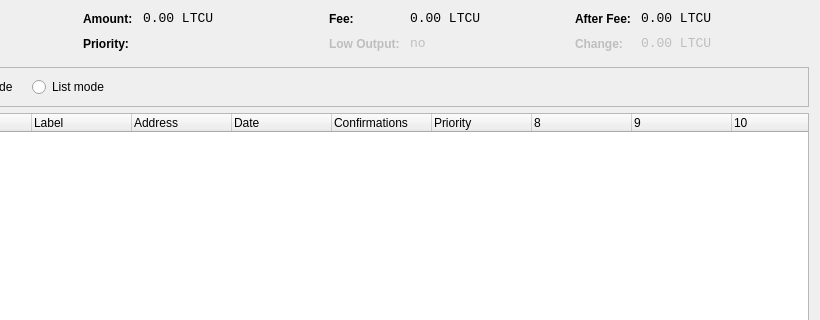
Qt form src/qt/forms/coincontroldialog.ui (wayawolf/WayaWolfCoin) before a commit; both pictures show x 180 to 1000 and y 0 to 320 of the 1000 by 500 pixel window.
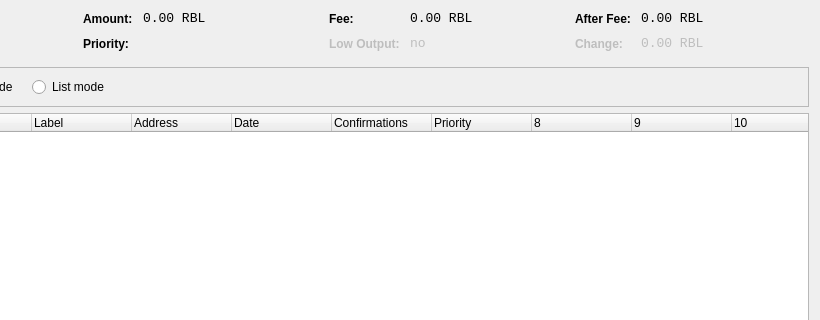
The same form after that commit. Custom widgets are drawn as their Qt base class.

Commit message: Change ticker from LTCU -> RBL

```diff
--- a/src/qt/forms/coincontroldialog.ui
+++ b/src/qt/forms/coincontroldialog.ui
@@ -141,7 +141,7 @@
           <enum>Qt::ActionsContextMenu</enum>
          </property>
          <property name="text">
-          <string notr="true">0.00 LTCU</string>
+          <string notr="true">0.00 RBL</string>
          </property>
          <property name="textInteractionFlags">
           <set>Qt::LinksAccessibleByMouse|Qt::TextSelectableByKeyboard|Qt::TextSelectableByMouse</set>
@@ -221,7 +221,7 @@
           <enum>Qt::ActionsContextMenu</enum>
          </property>
          <property name="text">
-          <string notr="true">0.00 LTCU</string>
+          <string notr="true">0.00 RBL</string>
          </property>
          <property name="textInteractionFlags">
           <set>Qt::LinksAccessibleByMouse|Qt::TextSelectableByKeyboard|Qt::TextSelectableByMouse</set>
@@ -307,7 +307,7 @@
           <enum>Qt::ActionsContextMenu</enum>
          </property>
          <property name="text">
-          <string notr="true">0.00 LTCU</string>
+          <string notr="true">0.00 RBL</string>
          </property>
          <property name="textInteractionFlags">
           <set>Qt::LinksAccessibleByMouse|Qt::TextSelectableByKeyboard|Qt::TextSelectableByMouse</set>
@@ -345,7 +345,7 @@
           <enum>Qt::ActionsContextMenu</enum>
          </property>
          <property name="text">
-          <string notr="true">0.00 LTCU</string>
+          <string notr="true">0.00 RBL</string>
          </property>
          <property name="textInteractionFlags">
           <set>Qt::LinksAccessibleByMouse|Qt::TextSelectableByKeyboard|Qt::TextSelectableByMouse</set>
```
The commit also changes 3 other files.
